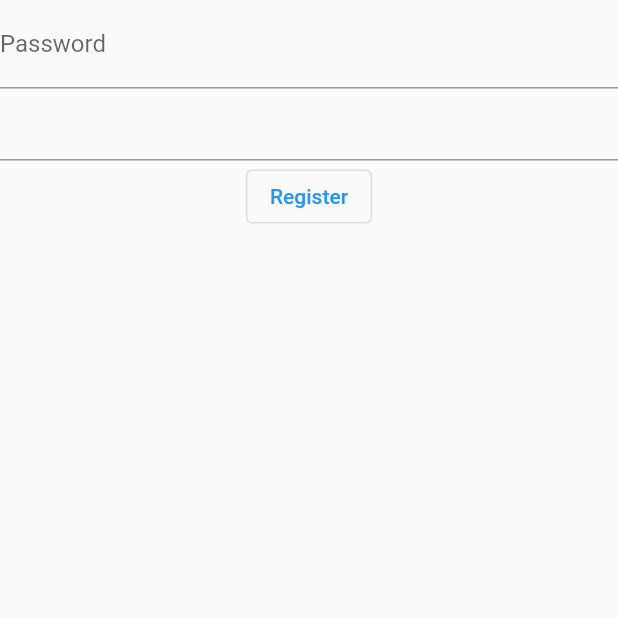
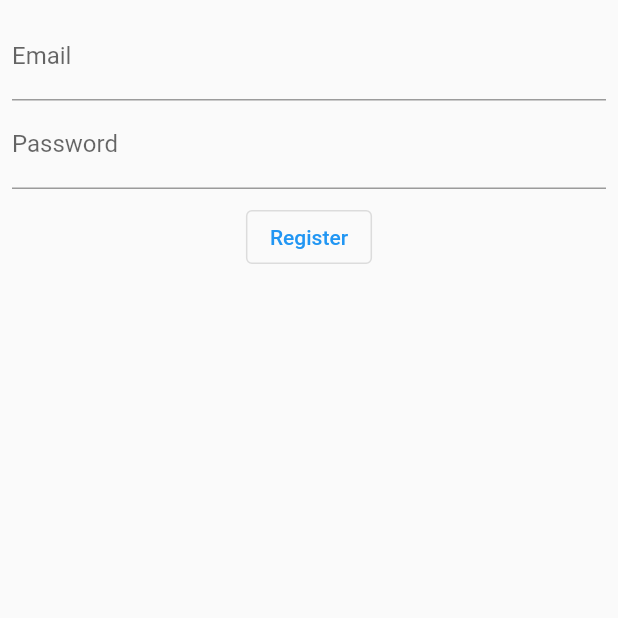
Before and after one commit to TretiakAnton/Anton_Tretiak_FlutterBaseCampFall2021_Hometasks, a Flutter app: the Registration screen opened directly, on a phone screen of 412 x 824 dp, the top half of it. Run offline on Flutter 3.47's test engine with Material 2 defaults, Android fonts, the phone set to English and light mode, and no system bars; our stand-ins replace equatable, floor, sqflite; accounts and stored records are empty; generated files the repository leaves out were written again.

Commit message:
screens edited

```diff
--- a/lib/main.dart
+++ b/lib/main.dart
@@ -4,6 +4,7 @@ import 'package:campnotes/screens/authorithation_screen.dart';
 import 'package:flutter/material.dart';
 
 import 'database.dart';
+import 'route_generator.dart';
 
 Future<void> main() async {
   InitDatabase();
@@ -21,6 +22,7 @@ class MyApp extends StatelessWidget {
   @override
   Widget build(BuildContext context) {
     return MaterialApp(
+      onGenerateRoute: RouteGenerator.onGenerateRoute,
       title: 'Flutter Demo',
       theme: ThemeData(
         primarySwatch: Colors.blue,
--- a/lib/screens/registration_screen.dart
+++ b/lib/screens/registration_screen.dart
@@ -19,18 +19,24 @@ class _RegistrationState extends State<Registration> {
   @override
   Widget build(BuildContext context) {
     return Scaffold(
-      body: Center(
+      body: Padding(
+        padding: const EdgeInsets.all(8.0),
+        child: Center(
           child: Column(
             children: [
               TextField(
                 controller: _emailController,
                 decoration:
-                  InputDecoration(labelText: 'Password', hintText: 'Password'),
+                    InputDecoration(labelText: 'Email', hintText: 'Email'),
               ),
               TextField(
                 controller: _passwordController,
+                decoration: InputDecoration(
+                    labelText: 'Password', hintText: 'Password'),
               ),
-            OutlinedButton(
+              Padding(
+                padding: const EdgeInsets.all(8.0),
+                child: OutlinedButton(
                     onPressed: () {
                       if (_passwordController.text.isEmpty ||
                           _emailController.text.isEmpty) {
@@ -49,7 +55,9 @@ class _RegistrationState extends State<Registration> {
                       Navigator.of(context).pop();
                     },
                     child: Text('Register')),
+              ),
             ],
+          ),
         ),
       ),
     );
```
Also changed, not shown: lib/screens/authorithation_screen.dart (+8 -8 lines). Lines whose indentation alone changed are shown as unchanged.
